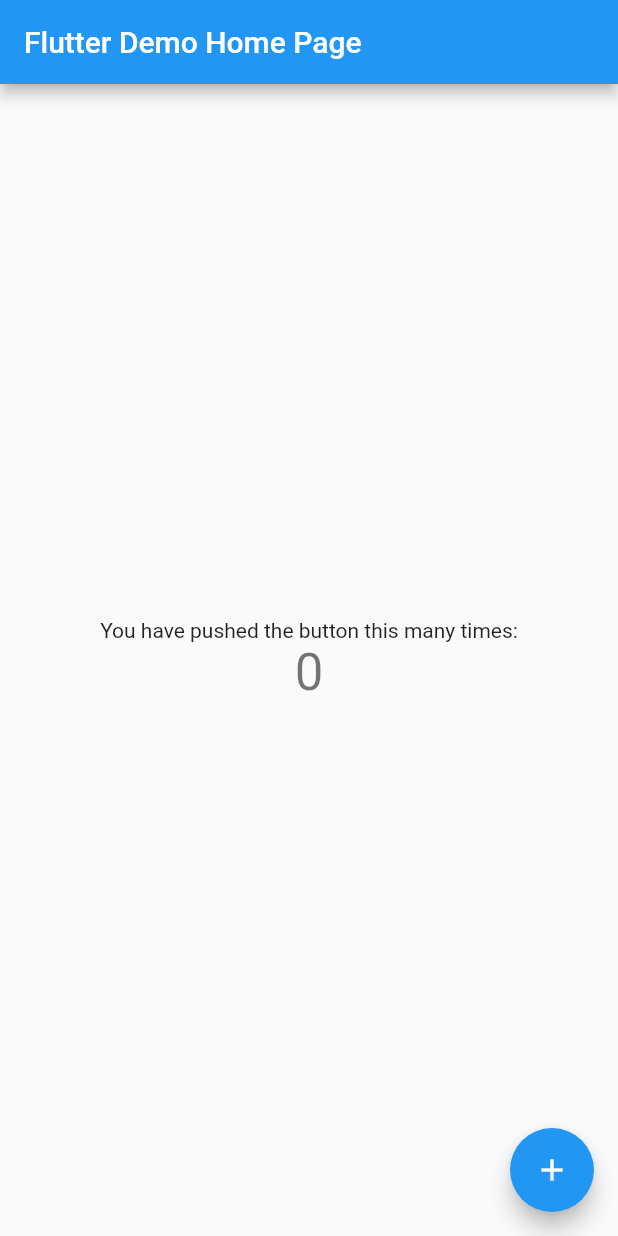
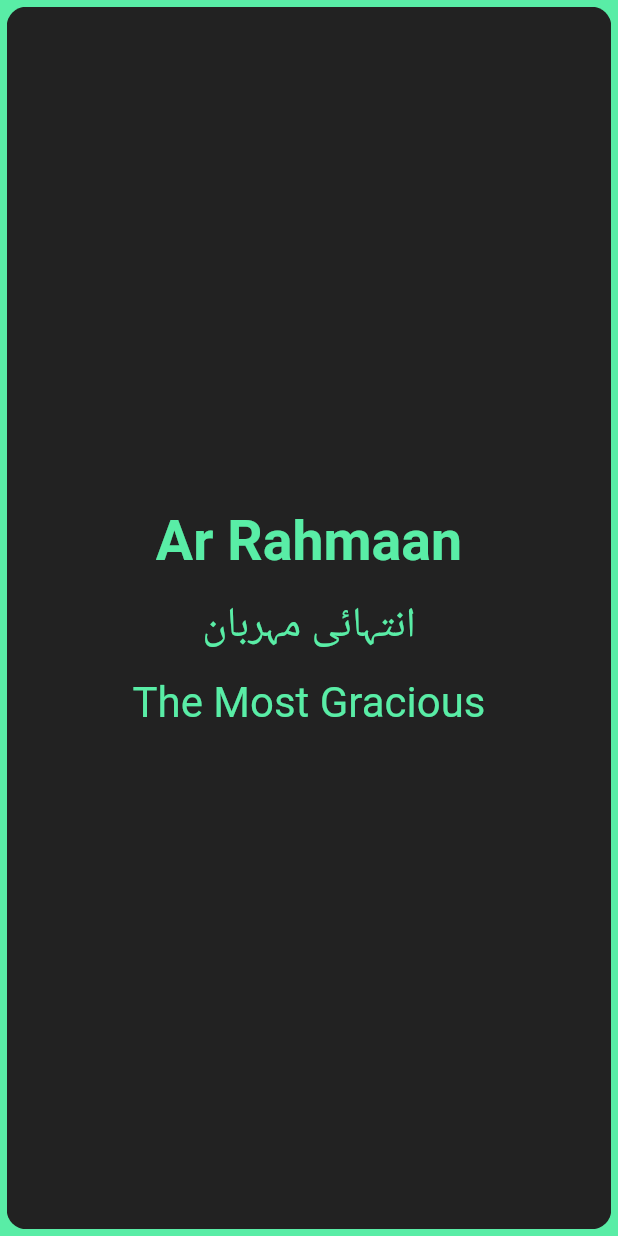
Before and after one commit to SalahMJ/99-Names-of-Allah, a Flutter app: the screen it shows after launch, on a phone screen of 412 x 824 dp. Run offline on Flutter 3.47's test engine with Material 2 defaults, Android fonts, the phone set to English and light mode, and no system bars.

Commit message:
Initial Commit by SalahMJ

```diff
--- a/lib/main.dart
+++ b/lib/main.dart
@@ -1,76 +1,150 @@
 import 'package:flutter/material.dart';
 
 void main() {
-  runApp(const MyApp());
+  runApp(MyApp());
 }
 
 class MyApp extends StatelessWidget {
-  const MyApp({super.key});
+  const MyApp({Key? key}) : super(key: key);
 
-  // This widget is the root of your application.
   @override
   Widget build(BuildContext context) {
     return MaterialApp(
-      title: 'Flutter Demo',
-      theme: ThemeData(
-
-        primarySwatch: Colors.blue,
+      debugShowCheckedModeBanner: false,
+      home: Scaffold(
+        backgroundColor: Color.fromARGB(255, 89, 237, 166),
+        body: SafeArea( // Wrap the CardCarousel with a SafeArea widget
+          child: Center(
+            child: CardCarousel(),
+          ),
+        ),
       ),
-      home: const MyHomePage(title: 'Flutter Demo Home Page'),
     );
   }
 }
 
-class MyHomePage extends StatefulWidget {
-  const MyHomePage({super.key, required this.title});
-
-
-
-  final String title;
+class CardCarousel extends StatefulWidget {
+  const CardCarousel({Key? key}) : super(key: key);
 
   @override
-  State<MyHomePage> createState() => _MyHomePageState();
+  _CardCarouselState createState() => _CardCarouselState();
 }
 
-class _MyHomePageState extends State<MyHomePage> {
-  int _counter = 0;
+class _CardCarouselState extends State<CardCarousel> {
+  final PageController _controller = PageController(viewportFraction: 1);
+  final List<Color> _colors = [
+    Color.fromARGB(255, 34, 34, 34),
+  ];
 
-  void _incrementCounter() {
-    setState(() {
+  // Create a list of data that contains the name, translation, and meaning of each item
+  final List<List<String>> _data = [
+    ['Ar Rahmaan', 'انتہائی مہربان', 'The Most Gracious'],
+    ['Ar Raheem', 'انتہائی رحم کرنے والا', 'The Most Merciful'],
+    ['Al Malik','مالک، بادشاہ','The Owner, The King, The Ruler'],
+    ['','',''],
+    ['','',''],
+    ['','',''],
+    ['','',''],
+    ['','',''],
+    ['','',''],
+    ['','',''],
+    ['','',''],
+    ['','',''],
+    ['','',''],
+    ['','',''],
+    ['','',''],
+    ['','',''],
+    ['','',''],
+    ['','',''],
+    ['','',''],
+    ['','',''],
 
-      _counter++;
-    });
-  }
+  ];
 
   @override
   Widget build(BuildContext context) {
+    return SizedBox(
+      height: MediaQuery.of(context).size.height - 9,
+      width: MediaQuery.of(context).size.width - 9,
+      child: PageView.builder(
+        controller: _controller,
+        itemCount: _data.length,
+        itemBuilder: (context, index) {
+          return AnimatedBuilder(
+            animation: _controller,
+            builder: (context, child) {
+              double value = 1;
+              if (_controller.position.haveDimensions) {
+                value = _controller.page! - index;
+                value = (1 - (value.abs() * .5)).clamp(0.0, 1.0);
+              }
+              return Opacity(
+                opacity: value,
+                child: child,
+              );
+            },
+            child: CardItem(
+              color: _colors[index % _colors.length],
+              data: _data[index], // Pass the data list to the CardItem widget
+            ),
+          );
+        },
+      ),
+    );
+  }
+}
 
-    return Scaffold(
-      appBar: AppBar(
+class CardItem extends StatelessWidget {
+  const CardItem({Key? key, required this.color, required this.data})
+      : super(key: key);
 
-        title: Text(widget.title),
+  final Color color;
+  final List<String> data; // Receive the data list as a parameter
+
+  @override
+  Widget build(BuildContext context) {
+    return Container(
+      decoration: BoxDecoration(
+        borderRadius: BorderRadius.circular(13),
+        gradient: LinearGradient(
+          colors: [color, color.withOpacity(1)],
+          begin: Alignment.topLeft,
+          end: Alignment.bottomRight,
+        ),
       ),
-      body: Center(
-
-        child: Column(
-
+      child: Center(
+        child: Column( // Use a Column widget to display the text in three lines
           mainAxisAlignment: MainAxisAlignment.center,
-          children: <Widget>[
-            const Text(
-              'You have pushed the button this many times:',
+          children: [
+            Text( // Display the name
+              data[0],
+              style: TextStyle(
+                fontSize: 37,
+                fontWeight: FontWeight.bold,
+                color: Color.fromARGB(255, 89, 237, 166),
+              ),
             ),
-            Text(
-              '$_counter',
-              style: Theme.of(context).textTheme.headline4,
+            SizedBox(height: 16), // Add a SizedBox with a height of 16 pixels
+            Text( // Display the translation
+              data[1],
+              style: TextStyle(
+                fontSize: 28,
+                fontWeight: FontWeight.normal,
+                color: Color.fromARGB(255, 89, 237, 166),
+              ),
+            ),
+            SizedBox(height: 16), // Add another SizedBox with a height of 16 pixels
+            Text( // Display the meaning
+              data[2],
+              style: TextStyle(
+                fontSize: 28,
+                fontWeight: FontWeight.normal,
+                color: Color.fromARGB(255, 89, 237, 166),
+              ),
             ),
           ],
         ),
       ),
-      floatingActionButton: FloatingActionButton(
-        onPressed: _incrementCounter,
-        tooltip: 'Increment',
-        child: const Icon(Icons.add),
-      ),
     );
   }
 }
--- a/pubspec.yaml
+++ b/pubspec.yaml
@@ -1,4 +1,4 @@
-name: p99
+name: 99 Names of Allah
 description: A new Flutter project.
 
 # The following line prevents the package from being accidentally published to
```
